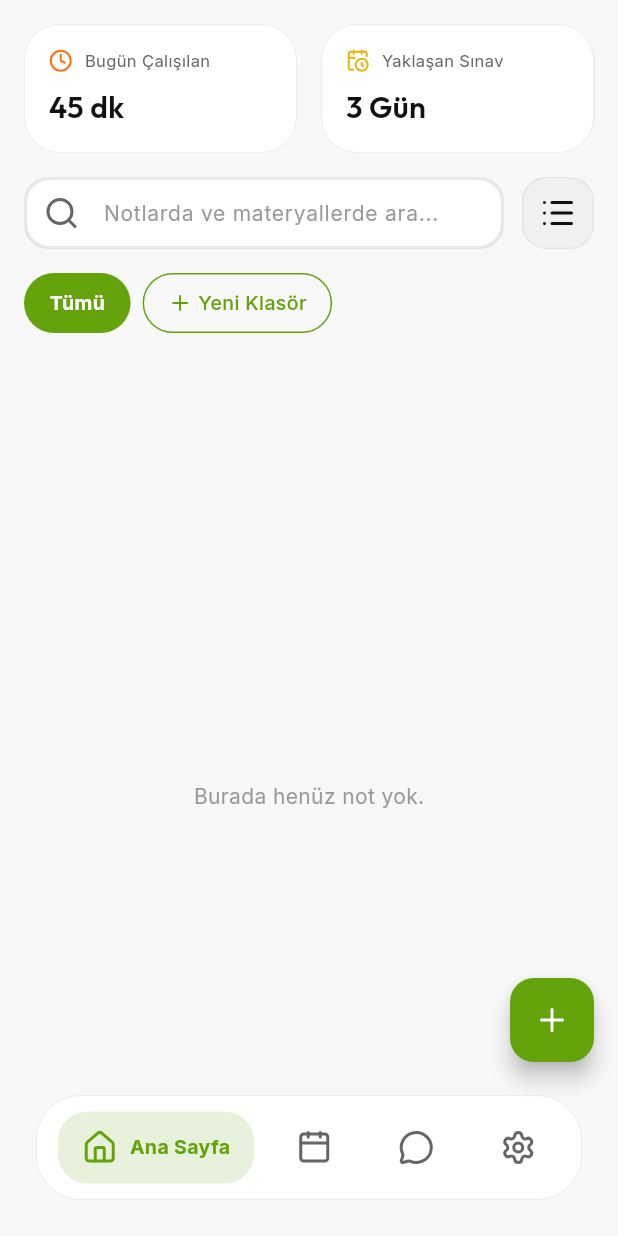
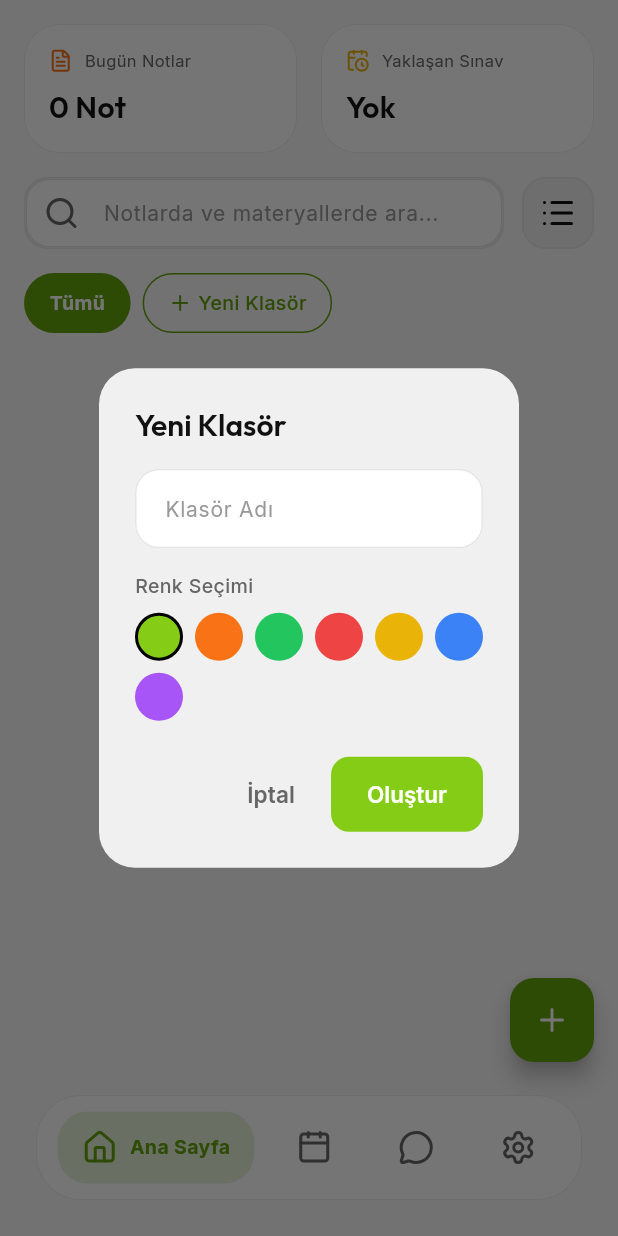
Before and after one commit to MertAlii/ClarityAI, a Flutter app: the DashboardPage screen opened by its route, after a tap on "Yeni Klasör", on a phone screen of 412 x 824 dp. Run offline on Flutter 3.47's test engine with Material 3 defaults, Android fonts, the phone set to English and light mode, and no system bars; our stand-ins replace dio, file_picker, flutter_animate, flutter_markdown, flutter_riverpod, flutter_secure_storage and 9 more; missing offline and left inert: syncfusion_flutter_pdf; accounts and stored records are empty.

Commit message:
feat: Add calendar page, folder creation logic, and link dashboard stats

```diff
--- a/lib/core/services/ai_service.dart
+++ b/lib/core/services/ai_service.dart
@@ -85,7 +85,7 @@ class GroqAiService implements AiService {
     required List<Note> userNotes,
     List<ChatMessage>? history,
   }) async {
-    final notesContext = userNotes.map((n) => "Not #${n.id}: ${n.title}\n${n.referenceText.substring(0, n.referenceText.length > 500 ? 500 : n.referenceText.length)}").join("\n\n");
+    final notesContext = userNotes.map((n) => "Not #${n.id}: ${n.title}\n").join("\n\n");
     final systemPrompt = Prompts.chatPrompt.replaceAll('{notesContext}', notesContext);
 
     final messages = [
@@ -95,7 +95,7 @@ class GroqAiService implements AiService {
     if (history != null) {
       for (var msg in history) {
         messages.add({
-          'role': msg.isUser ? 'user' : 'assistant',
+          'role': msg.isUser == 1 ? 'user' : 'assistant',
           'content': msg.content,
         });
       }
@@ -251,7 +251,7 @@ class OpenAiService implements AiService {
     required List<Note> userNotes,
     List<ChatMessage>? history,
   }) async {
-    final notesContext = userNotes.map((n) => "Not #${n.id}: ${n.title}\n${n.referenceText.substring(0, n.referenceText.length > 500 ? 500 : n.referenceText.length)}").join("\n\n");
+    final notesContext = userNotes.map((n) => "Not #${n.id}: ${n.title}\n").join("\n\n");
     final systemPrompt = Prompts.chatPrompt.replaceAll('{notesContext}', notesContext);
 
     final messages = [
@@ -261,7 +261,7 @@ class OpenAiService implements AiService {
     if (history != null) {
       for (var msg in history) {
         messages.add({
-          'role': msg.isUser ? 'user' : 'assistant',
+          'role': msg.isUser == 1 ? 'user' : 'assistant',
           'content': msg.content,
         });
       }
@@ -410,7 +410,7 @@ class GeminiAiService implements AiService {
     required List<Note> userNotes,
     List<ChatMessage>? history,
   }) async {
-    final notesContext = userNotes.map((n) => "Not #${n.id}: ${n.title}\n${n.referenceText.substring(0, n.referenceText.length > 500 ? 500 : n.referenceText.length)}").join("\n\n");
+    final notesContext = userNotes.map((n) => "Not #${n.id}: ${n.title}\n").join("\n\n");
     final systemPrompt = Prompts.chatPrompt.replaceAll('{notesContext}', notesContext);
 
     final geminiModel = GenerativeModel(
@@ -421,7 +421,7 @@ class GeminiAiService implements AiService {
     );
 
     final chatHistory = history?.map((m) {
-      return Content(m.isUser ? 'user' : 'model', [TextPart(m.content)]);
+      return Content(m.isUser == 1 ? 'user' : 'model', [TextPart(m.content)]);
     }).toList() ?? [];
 
     final chatSession = geminiModel.startChat(history: chatHistory);
--- /dev/null
+++ b/lib/core/widgets/create_folder_dialog.dart
@@ -0,0 +1,101 @@
+import 'package:flutter/material.dart';
+import 'package:flutter_riverpod/flutter_riverpod.dart';
+import 'package:clarity_ai/app/theme/app_colors.dart';
+import 'package:clarity_ai/app/theme/app_text_styles.dart';
+import 'package:clarity_ai/models/v2_models.dart';
+import 'package:clarity_ai/core/services/database_service.dart';
+import 'package:clarity_ai/core/providers/data_providers.dart';
+
+Future<void> showCreateFolderDialog(BuildContext context, WidgetRef ref) async {
+  final isDark = Theme.of(context).brightness == Brightness.dark;
+  final TextEditingController controller = TextEditingController();
+  String selectedColor = '#84CC16'; // Default lime accent
+
+  final List<String> colorOptions = [
+    '#84CC16', '#F97316', '#22C55E', '#EF4444', '#EAB308', '#3B82F6', '#A855F7'
+  ];
+
+  await showDialog(
+    context: context,
+    builder: (context) {
+      return StatefulBuilder(
+        builder: (context, setState) {
+          return AlertDialog(
+            backgroundColor: isDark ? AppColors.darkSurfaceElevated : AppColors.lightSurfaceElevated,
+            shape: RoundedRectangleBorder(borderRadius: BorderRadius.circular(24)),
+            title: Text("Yeni Klasör", style: AppTextStyles.headline3.copyWith(color: isDark ? AppColors.darkTextPrimary : AppColors.lightTextPrimary)),
+            content: Column(
+              mainAxisSize: MainAxisSize.min,
+              crossAxisAlignment: CrossAxisAlignment.start,
+              children: [
+                TextField(
+                  controller: controller,
+                  style: AppTextStyles.bodyMedium.copyWith(color: isDark ? AppColors.darkTextPrimary : AppColors.lightTextPrimary),
+                  decoration: InputDecoration(
+                    hintText: "Klasör Adı",
+                    hintStyle: AppTextStyles.bodyMedium.copyWith(color: isDark ? AppColors.darkTextMuted : AppColors.lightTextMuted),
+                    filled: true,
+                    fillColor: isDark ? AppColors.darkSurface : AppColors.lightSurface,
+                    border: OutlineInputBorder(
+                      borderRadius: BorderRadius.circular(12),
+                      borderSide: BorderSide.none,
+                    ),
+                  ),
+                ),
+                const SizedBox(height: 16),
+                Text("Renk Seçimi", style: AppTextStyles.label.copyWith(color: isDark ? AppColors.darkTextSecondary : AppColors.lightTextSecondary)),
+                const SizedBox(height: 8),
+                Wrap(
+                  spacing: 8,
+                  runSpacing: 8,
+                  children: colorOptions.map((hex) {
+                    final color = Color(int.parse(hex.replaceFirst('#', '0xFF')));
+                    final isSelected = selectedColor == hex;
+                    return GestureDetector(
+                      onTap: () => setState(() => selectedColor = hex),
+                      child: Container(
+                        width: 32,
+                        height: 32,
+                        decoration: BoxDecoration(
+                          color: color,
+                          shape: BoxShape.circle,
+                          border: isSelected ? Border.all(color: isDark ? Colors.white : Colors.black, width: 2) : null,
+                        ),
+                      ),
+                    );
+                  }).toList(),
+                ),
+              ],
+            ),
+            actions: [
+              TextButton(
+                onPressed: () => Navigator.pop(context),
+                child: Text("İptal", style: AppTextStyles.button.copyWith(color: isDark ? AppColors.darkTextSecondary : AppColors.lightTextSecondary)),
+              ),
+              ElevatedButton(
+                style: ElevatedButton.styleFrom(
+                  backgroundColor: AppColors.darkAccent,
+                  shape: RoundedRectangleBorder(borderRadius: BorderRadius.circular(12)),
+                ),
+                onPressed: () async {
+                  final name = controller.text.trim();
+                  if (name.isNotEmpty) {
+                    final folder = Folder(
+                      name: name,
+                      colorHex: selectedColor,
+                      createdAt: DateTime.now(),
+                    );
+                    await DatabaseService.instance.insertFolder(folder);
+                    ref.invalidate(foldersProvider);
+                    if (context.mounted) Navigator.pop(context);
+                  }
+                },
+                child: Text("Oluştur", style: AppTextStyles.button.copyWith(color: Colors.white)),
+              ),
+            ],
+          );
+        }
+      );
+    }
+  );
+}
--- /dev/null
+++ b/lib/features/calendar/presentation/calendar_page.dart
@@ -0,0 +1,155 @@
+import 'package:flutter/material.dart';
+import 'package:flutter_riverpod/flutter_riverpod.dart';
+import 'package:lucide_icons/lucide_icons.dart';
+import 'package:clarity_ai/app/theme/app_colors.dart';
+import 'package:clarity_ai/app/theme/app_text_styles.dart';
+import 'package:clarity_ai/core/widgets/glass_card.dart';
+import 'package:clarity_ai/core/providers/data_providers.dart';
+import 'package:clarity_ai/models/v2_models.dart';
+import 'package:clarity_ai/core/services/database_service.dart';
+
+class CalendarPage extends ConsumerStatefulWidget {
+  const CalendarPage({super.key});
+  @override
+  ConsumerState<CalendarPage> createState() => _CalendarPageState();
+}
+
+class _CalendarPageState extends ConsumerState<CalendarPage> {
+  Future<void> _addEvent() async {
+    final titleCtrl = TextEditingController();
+    DateTime selectedDate = DateTime.now().add(const Duration(days: 1));
+
+    await showDialog(
+      context: context,
+      builder: (ctx) {
+        return StatefulBuilder(
+          builder: (ctx, setState) {
+            return AlertDialog(
+              title: const Text("Yeni Sınav / Etkinlik"),
+              content: Column(
+                mainAxisSize: MainAxisSize.min,
+                children: [
+                  TextField(
+                    controller: titleCtrl,
+                    decoration: const InputDecoration(hintText: "Örn: Matematik Vize"),
+                  ),
+                  const SizedBox(height: 16),
+                  Row(
+                    children: [
+                      const Icon(LucideIcons.calendar),
+                      const SizedBox(width: 8),
+                      Text("${selectedDate.day}/${selectedDate.month}/${selectedDate.year}"),
+                      const Spacer(),
+                      TextButton(
+                        onPressed: () async {
+                          final date = await showDatePicker(
+                            context: ctx,
+                            initialDate: selectedDate,
+                            firstDate: DateTime.now(),
+                            lastDate: DateTime.now().add(const Duration(days: 365)),
+                          );
+                          if (date != null) {
+                            setState(() => selectedDate = date);
+                          }
+                        },
+                        child: const Text("Tarih Seç"),
+                      ),
+                    ],
+                  ),
+                ],
+              ),
+              actions: [
+                TextButton(
+                  onPressed: () => Navigator.pop(ctx),
+                  child: const Text("İptal"),
+                ),
+                ElevatedButton(
+                  onPressed: () async {
+                    if (titleCtrl.text.isNotEmpty) {
+                      final event = Event(
+                        title: titleCtrl.text,
+                        dateStr: selectedDate.toIso8601String(),
+                        type: 'exam',
+                        colorHex: '#EAB308',
+                      );
+                      await DatabaseService.instance.insertEvent(event);
+                      ref.invalidate(eventsProvider);
+                      if (ctx.mounted) Navigator.pop(ctx);
+                    }
+                  },
+                  child: const Text("Ekle"),
+                ),
+              ],
+            );
+          }
+        );
+      }
+    );
+  }
+
+  @override
+  Widget build(BuildContext context) {
+    final isDark = Theme.of(context).brightness == Brightness.dark;
+    final eventsAsync = ref.watch(eventsProvider);
+
+    return Scaffold(
+      backgroundColor: Colors.transparent,
+      appBar: AppBar(
+        title: Text("Takvim ve Sınavlar", style: AppTextStyles.headline3.copyWith(color: isDark ? AppColors.darkTextPrimary : AppColors.lightTextPrimary)),
+        backgroundColor: Colors.transparent,
+        elevation: 0,
+      ),
+      body: eventsAsync.when(
+        data: (events) {
+          // sort by date
+          final sortedEvents = List<Event>.from(events);
+          sortedEvents.sort((a, b) => DateTime.parse(a.dateStr).compareTo(DateTime.parse(b.dateStr)));
+
+          if (sortedEvents.isEmpty) {
+            return Center(
+              child: Text("Planlanmış bir sınavınız yok.",
+                style: AppTextStyles.bodyMedium.copyWith(color: isDark ? AppColors.darkTextMuted : AppColors.lightTextMuted),
+              )
+            );
+          }
+          return ListView.builder(
+            padding: const EdgeInsets.all(16).copyWith(bottom: 120),
+            itemCount: sortedEvents.length,
+            itemBuilder: (context, index) {
+              final ev = sortedEvents[index];
+              final date = DateTime.parse(ev.dateStr);
+              final diff = date.difference(DateTime.now()).inDays;
+              final color = Color(int.parse(ev.colorHex.replaceFirst('#', '0xFF')));
+
+              return GlassCard(
+                margin: const EdgeInsets.only(bottom: 12),
+                child: ListTile(
+                  leading: CircleAvatar(
+                    backgroundColor: color.withOpacity(0.2),
+                    child: Icon(LucideIcons.calendarClock, color: color),
+                  ),
+                  title: Text(ev.title, style: AppTextStyles.bodyLarge.copyWith(color: isDark ? AppColors.darkTextPrimary : AppColors.lightTextPrimary)),
+                  subtitle: Text("${date.day}/${date.month}/${date.year}", style: AppTextStyles.caption.copyWith(color: isDark ? AppColors.darkTextSecondary : AppColors.lightTextSecondary)),
+                  trailing: Text(
+                    diff == 0 ? "Bugün" : (diff < 0 ? "${-diff} gün geçti" : "$diff gün kaldı"),
+                    style: AppTextStyles.bodyMedium.copyWith(color: diff < 3 ? AppColors.error : AppColors.warning),
+                  ),
+                ),
+              );
+            },
+          );
+        },
+        loading: () => const Center(child: CircularProgressIndicator()),
+        error: (e, st) => Center(child: Text("Hata: $e")),
+      ),
+      floatingActionButton: Padding(
+        padding: const EdgeInsets.only(bottom: 100.0),
+        child: FloatingActionButton(
+          onPressed: _addEvent,
+          backgroundColor: AppColors.darkAccent,
+          child: const Icon(LucideIcons.plus, color: Colors.white),
+        ),
+      ),
+    );
+  }
+}
--- a/lib/features/dashboard/presentation/dashboard_page.dart
+++ b/lib/features/dashboard/presentation/dashboard_page.dart
@@ -9,6 +9,10 @@ import 'package:clarity_ai/core/widgets/floating_navbar.dart';
 import 'package:clarity_ai/core/widgets/glass_card.dart';
 import 'package:clarity_ai/core/providers/data_providers.dart';
 import 'package:clarity_ai/models/v2_models.dart';
+import 'package:clarity_ai/features/calendar/presentation/calendar_page.dart';
+import 'package:clarity_ai/features/chat/presentation/chat_sessions_page.dart';
+import 'package:clarity_ai/features/settings/presentation/settings_page.dart';
+import 'package:clarity_ai/core/widgets/create_folder_dialog.dart';
 
 class DashboardPage extends StatefulWidget {
   const DashboardPage({super.key});
@@ -22,9 +26,9 @@ class _DashboardPageState extends State<DashboardPage> {
 
   final List<Widget> _tabs = [
     const _HomeTab(),
-    const Center(child: Text("Takvim ve Etkinlikler")),
-    const Center(child: Text("Sohbet")),
-    const Center(child: Text("Ayarlar")),
+    const CalendarPage(),
+    const ChatSessionsPage(),
+    const SettingsPage(),
   ];
 
   @override
@@ -122,13 +126,24 @@ class _HomeTabState extends ConsumerState<_HomeTab> {
                       children: [
                         Row(
                           children: [
-                            const Icon(LucideIcons.clock, size: 16, color: AppColors.streakOrange),
+                            const Icon(LucideIcons.fileText, size: 16, color: AppColors.streakOrange),
                             const SizedBox(width: 8),
-                            Text("Bugün Çalışılan", style: AppTextStyles.caption.copyWith(color: isDark ? AppColors.darkTextSecondary : AppColors.lightTextSecondary)),
+                            Text("Bugün Notlar", style: AppTextStyles.caption.copyWith(color: isDark ? AppColors.darkTextSecondary : AppColors.lightTextSecondary)),
                           ],
                         ),
                         const SizedBox(height: 8),
-                        Text("45 dk", style: AppTextStyles.headline3.copyWith(color: isDark ? AppColors.darkTextPrimary : AppColors.lightTextPrimary)),
+                        notesAsync.when(
+                          data: (notes) {
+                            final todayNotes = notes.where((n) {
+                              final date = n.createdAt;
+                              final now = DateTime.now();
+                              return date.year == now.year && date.month == now.month && date.day == now.day;
+                            }).length;
+                            return Text("$todayNotes Not", style: AppTextStyles.headline3.copyWith(color: isDark ? AppColors.darkTextPrimary : AppColors.lightTextPrimary));
+                          },
+                          loading: () => const SizedBox(height: 24, width: 24, child: CircularProgressIndicator(strokeWidth: 2)),
+                          error: (_, __) => Text("-", style: AppTextStyles.headline3.copyWith(color: AppColors.error)),
+                        )
                       ],
                     ),
                   ),
@@ -148,7 +163,19 @@ class _HomeTabState extends ConsumerState<_HomeTab> {
                           ],
                         ),
                         const SizedBox(height: 8),
-                        Text("3 Gün", style: AppTextStyles.headline3.copyWith(color: isDark ? AppColors.darkTextPrimary : AppColors.lightTextPrimary)),
+                        ref.watch(eventsProvider).when(
+                          data: (events) {
+                            final sorted = List<Event>.from(events)..sort((a, b) => DateTime.parse(a.dateStr).compareTo(DateTime.parse(b.dateStr)));
+                            final upcoming = sorted.where((e) => DateTime.parse(e.dateStr).isAfter(DateTime.now().subtract(const Duration(days: 1)))).toList();
+                            if (upcoming.isEmpty) {
+                              return Text("Yok", style: AppTextStyles.headline3.copyWith(color: isDark ? AppColors.darkTextPrimary : AppColors.lightTextPrimary));
+                            }
+                            final diff = DateTime.parse(upcoming.first.dateStr).difference(DateTime.now()).inDays;
+                            return Text("${diff == 0 ? 'Bugün' : '$diff Gün'}", style: AppTextStyles.headline3.copyWith(color: isDark ? AppColors.darkTextPrimary : AppColors.lightTextPrimary));
+                          },
+                          loading: () => const SizedBox(height: 24, width: 24, child: CircularProgressIndicator(strokeWidth: 2)),
+                          error: (_, __) => Text("-", style: AppTextStyles.headline3.copyWith(color: AppColors.error)),
+                        )
                       ],
                     ),
                   ),
@@ -249,7 +276,7 @@ class _HomeTabState extends ConsumerState<_HomeTab> {
                         return GestureDetector(
                           onTap: () {
                             HapticFeedback.lightImpact();
-                            // Yeni klasör oluşturma işlemi buraya eklenecek
+                            showCreateFolderDialog(context, ref);
                           },
                           child: Container(
                             margin: const EdgeInsets.only(right: 8),
--- a/lib/features/studio/presentation/studio_page.dart
+++ b/lib/features/studio/presentation/studio_page.dart
@@ -107,7 +107,7 @@ class _StudioPageState extends State<StudioPage> with SingleTickerProviderStateM
         aiService = GeminiAiService(apiKey: key);
       }
 
-      final materials = await DatabaseService.instance.getNoteMaterials(widget.noteId);
+      final materials = await DatabaseService.instance.getMaterialsForNote(widget.noteId);
       final referenceText = materials.map((m) => m.content).join('\n\n');
 
       final report = await aiService.analyzeExplanation(
```
Also changed, not shown: lib/features/chat/presentation/chat_detail_page.dart (+6 -15 lines), lib/features/note_creation/presentation/note_creation_page.dart (+15 -1 lines).
